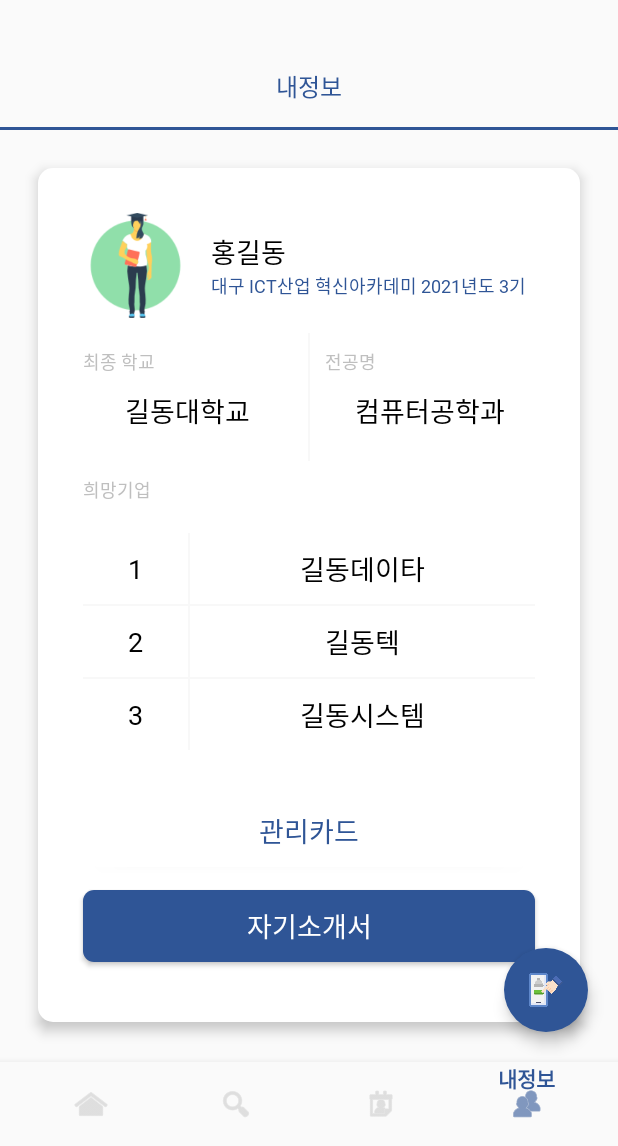
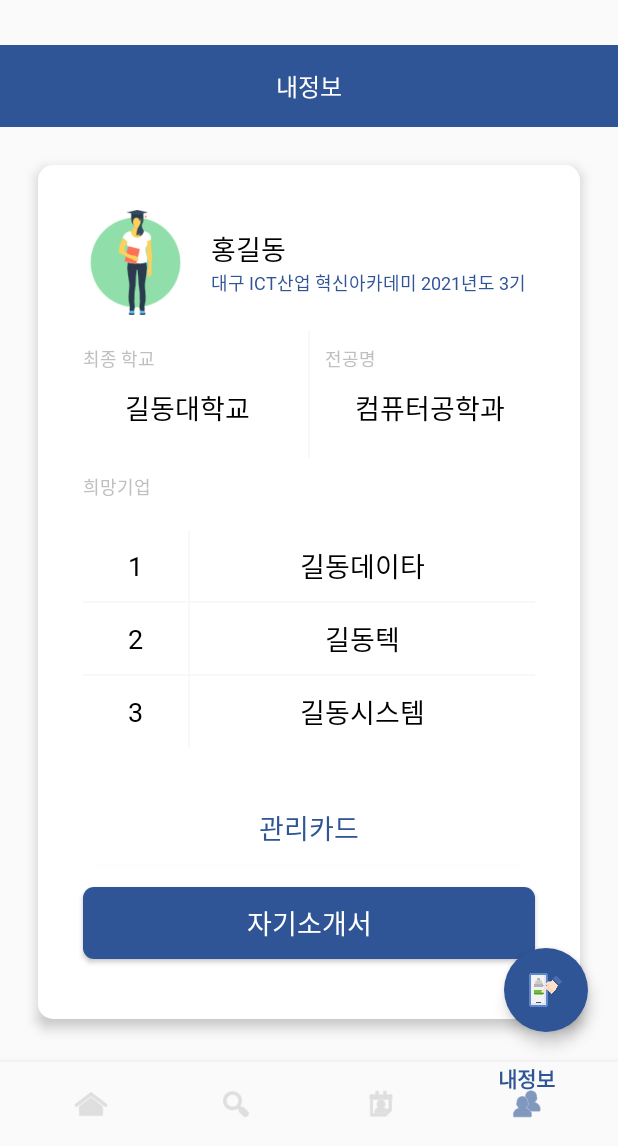
Before and after one commit to mjh1583/Hustory, an Android app: the screen it shows after launch (MainActivity), item 4 of the bottom bar chosen, on a phone screen of 412 x 824 dp, the part 90-1236 px from its top. Run offline under Robolectric (Android 15) with nearby library versions, the phone set to English and light mode, and no system bars; Roboto replaces fonts that are not available here.

Commit message:
Day 1 - UI 수정

```diff
--- a/app/src/main/res/layout/fragment_my.xml
+++ b/app/src/main/res/layout/fragment_my.xml
@@ -64,27 +64,21 @@
         android:id="@+id/info"
         android:layout_width="match_parent"
         android:layout_height="wrap_content"
-        android:layout_margin="15dp"
         android:layout_below="@id/logo_main"
         android:fontFamily="@font/jalnan"
         android:gravity="center_horizontal"
         android:text="@string/info"
         android:textSize="16dp"
-        android:textColor="@color/main_color" />
+        android:padding="15dp"
+        android:background="@color/main_color"
+        android:textColor="@color/white"/>
 
-    <View
-        android:id="@+id/view"
-        android:layout_width="match_parent"
-        android:layout_height="2dp"
-        android:layout_gravity="center_vertical"
-        android:layout_below="@id/info"
-        android:background="@color/main_color" />
 
     <ScrollView
         android:id="@+id/ScrollView1"
         android:layout_width="match_parent"
         android:layout_height="match_parent"
-        android:layout_below="@id/view">
+        android:layout_below="@id/info">
 
         <LinearLayout
             android:layout_width="match_parent"
```
Also changed, not shown: app/src/main/res/layout/layout_reservation.xml (+3 -9 lines).
